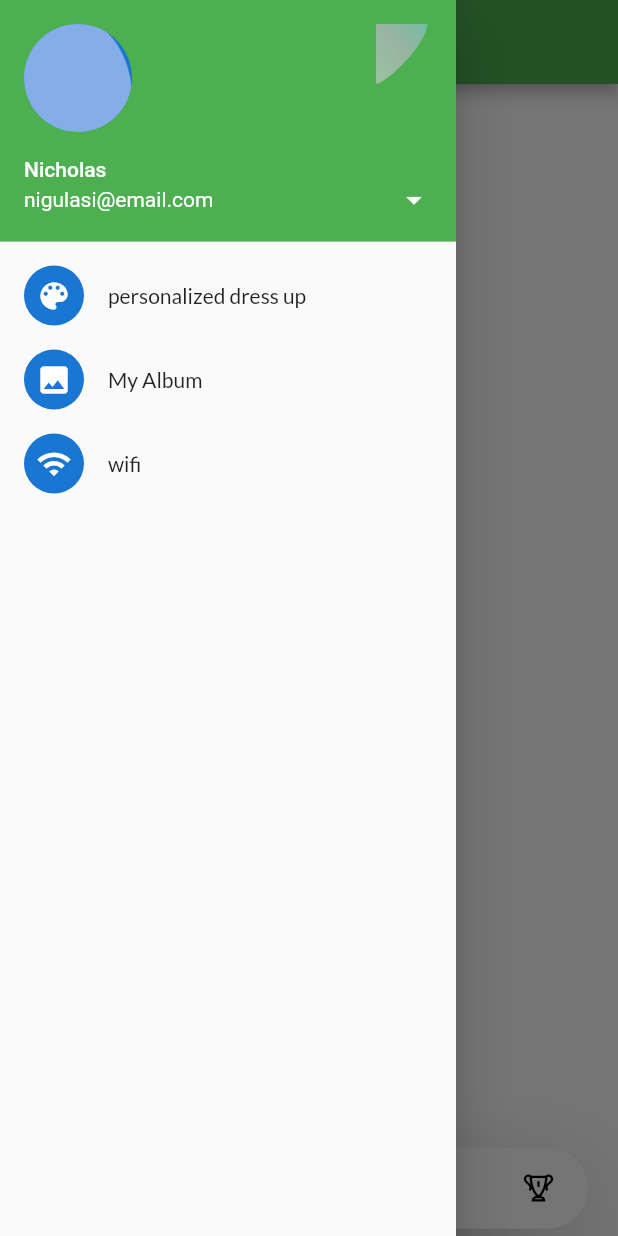
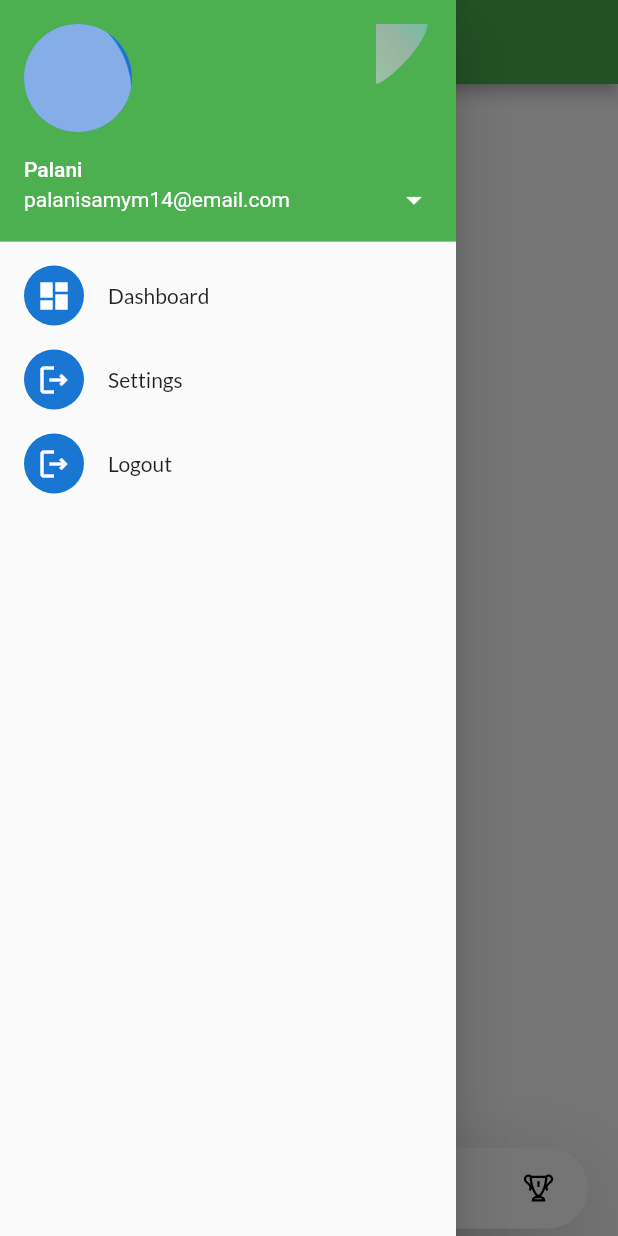
Before and after one commit to palanisamym14/quotation, a Flutter app: the screen it shows after launch, with the side drawer open, on a phone screen of 412 x 824 dp. Run offline on Flutter 3.47's test engine with Material 2 defaults, Android fonts, the phone set to English and light mode, and no system bars; drawn by our look-alikes of google_nav_bar; our stand-ins replace flutter_form_builder, flutter_login, flutter_modular, flutter_svg, form_field_validator, google_fonts and 2 more; missing offline and left inert: dart:html; project files that could hold a hidden picture were left out.

Commit message:
first commit

```diff
--- a/lib/src/components/drawer.dart
+++ b/lib/src/components/drawer.dart
@@ -16,8 +16,8 @@ class _CustomDrawerState extends State<CustomDrawer> {
         children: <Widget>[
           //Set User Information Username Avatar
           UserAccountsDrawerHeader(
-            accountName: new Text("Nicholas"),
-            accountEmail: new Text("nigulasi@email.com"),
+            accountName: new Text("Palani"),
+            accountEmail: new Text("palanisamym14@email.com"),
             //Current avatar
             currentAccountPicture: new CircleAvatar(
               backgroundImage: new AssetImage("assets/images/main_bottom.png"),
@@ -32,21 +32,21 @@ class _CustomDrawerState extends State<CustomDrawer> {
           ),
           ListTile(
             leading: new CircleAvatar(
-              child: new Icon(Icons.color_lens),
+              child: new Icon(Icons.dashboard),
             ),
-            title: Text("personalized dress up"),
+            title: Text("Dashboard"),
           ),
+          Expanded(child: Container()),
           ListTile(
             leading: new CircleAvatar(
-              child: new Icon(Icons.photo),
+              child: new Icon(Icons.logout_outlined),
             ),
-            title: Text("My Album"),
-          ),
-          ListTile(
+            title: new Text("Settings"),
+          ),ListTile(
             leading: new CircleAvatar(
-              child: new Icon(Icons.wifi),
+              child: new Icon(Icons.logout_outlined),
             ),
-            title: new Text("wifi"),
+            title: new Text("Logout"),
           )
         ],
       ),
```
Also changed, not shown: lib/src/components/async_input_popup.dart (added, +37 -0 lines), lib/src/components/custom_text_form.dart (added, +34 -0 lines), lib/src/screens/dataGrid/DataGrid.dart (+49 -27 lines).
